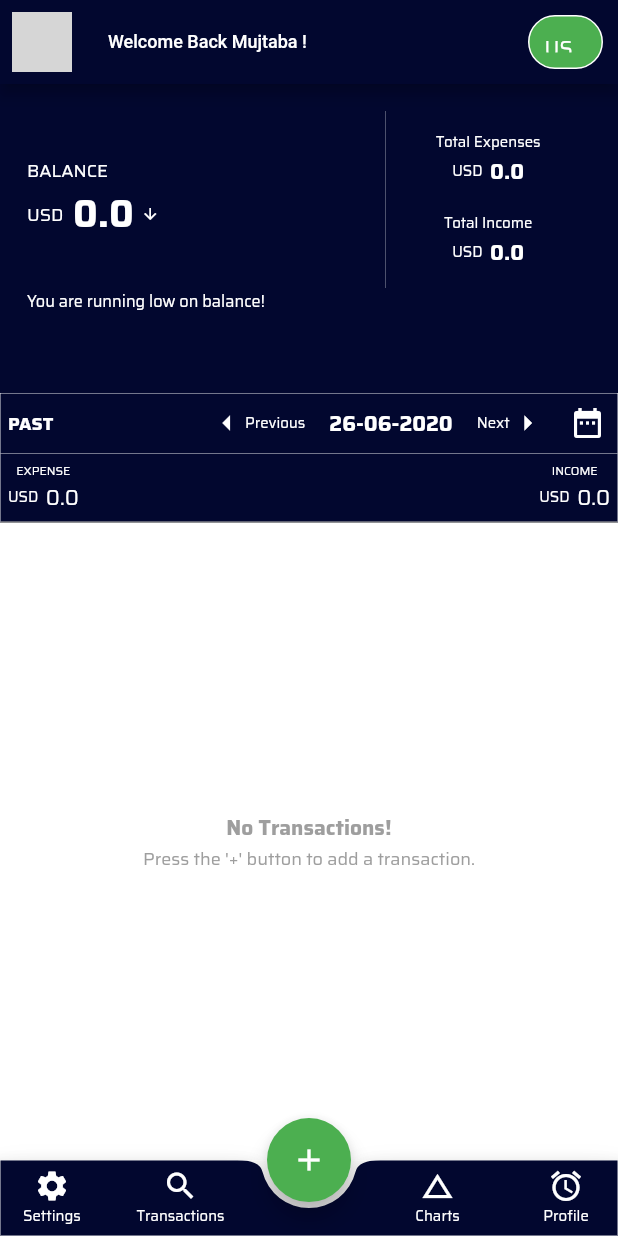
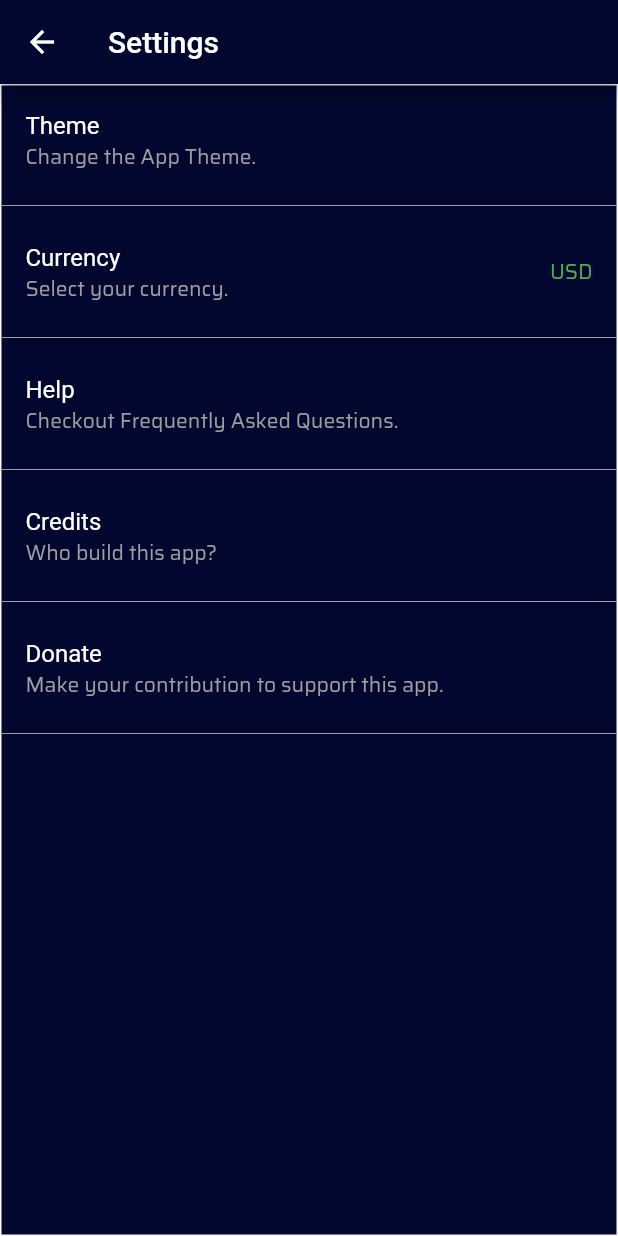
Before and after one commit to imujtaba8488/cmm, a Flutter app: the screen it shows after launch, after a tap on "Settings", on a phone screen of 412 x 824 dp. Run offline on Flutter 3.47's test engine with Material 2 defaults, Android fonts, the phone set to English and light mode, and no system bars; grey boxes are pictures that could not be loaded.

Commit message:
Added the Settings page

```diff
--- a/lib/src/components/bottom_nav_bar.dart
+++ b/lib/src/components/bottom_nav_bar.dart
@@ -1,6 +1,7 @@
 import 'package:flutter/material.dart';
 
 import '../pages/all_transactions_page.dart';
+import '../pages/settings_page.dart';
 
 class BottomNavBar extends StatelessWidget {
   @override
@@ -18,10 +19,34 @@ class BottomNavBar extends StatelessWidget {
         child: Row(
           mainAxisAlignment: MainAxisAlignment.spaceBetween,
           children: <Widget>[
-            _item(context,
-                icon: Icon(Icons.settings),
-                label: 'Settings',
-                onPressed: () {}),
+            _item(
+              context,
+              icon: Icon(Icons.settings),
+              label: 'Settings',
+              onPressed: () => Navigator.push(
+                context,
+                MaterialPageRoute(
+                  builder: (context) => SettingsPage(),
+                ),
+              ),
+            ),
+            _item(
+              context,
+              icon: Icon(Icons.access_alarm),
+              label: 'Profile',
+            ),
+
+            // Do not display an item in the center below the FAB.
+            _item(
+              context,
+              icon: null,
+            ),
+            _item(
+              context,
+              icon: Icon(Icons.change_history),
+              label: 'Charts',
+            ),
+
             _item(context, icon: Icon(Icons.search), label: 'Transactions',
                 onPressed: () {
               Navigator.push(
@@ -31,20 +56,6 @@ class BottomNavBar extends StatelessWidget {
                 ),
               );
             }),
-            _item(
-              context,
-              icon: null,
-            ),
-            _item(
-              context,
-              icon: Icon(Icons.change_history),
-              label: 'Charts',
-            ),
-            _item(
-              context,
-              icon: Icon(Icons.access_alarm),
-              label: 'Profile',
-            ),
           ],
         ),
       ),
--- a/lib/src/models/account.dart
+++ b/lib/src/models/account.dart
@@ -135,4 +135,26 @@ class Account {
 
     return xTransactions;
   }
+
+  /// Returns the list of transactions matching the searchValue with can either be the transaction amount or transaction description.
+  List<Transaction> searchedTransactions(String searchValue) {
+    List<Transaction> searchedTransactions = [];
+
+    // If the searchValue is empty searchTransactions contains all transactions, otherwise it contains the transactions matching the searchValue. Remember, however, that any changes to the searched transactions are also applied to all transactions, since, search transactions only returns a filtered copy of all transactions.
+
+    if (searchValue.trim().isEmpty) {
+      searchedTransactions = sortedTransactions;
+    } else {
+      // Search for either the transaction amount or by description.
+      searchedTransactions = sortedTransactions.where((transaction) {
+        return transaction.amount.toString().startsWith(searchValue.trim()) ||
+            transaction.description.startsWith(searchValue.trim()) ||
+            transaction.description
+                .toLowerCase()
+                .startsWith(searchValue.trim());
+      }).toList();
+    }
+
+    return searchedTransactions;
+  }
 }
--- a/lib/src/pages/all_transactions_page.dart
+++ b/lib/src/pages/all_transactions_page.dart
@@ -53,16 +53,31 @@ class _AllTransactionsPageState extends State<AllTransactionsPage> {
         builder: (context, appProvider, child) {
           return appProvider.account.sortedTransactions.length > 0
               ? Column(
+                  mainAxisSize: MainAxisSize.max,
                   children: <Widget>[
-                    _searchTextField(),
-                    Expanded(
+                    _searchField(),
+
+                    // Display a list of transactions matching the searchValue, otherwise display 'No Transaction matching' information.
+                    appProvider.account
+                                .searchedTransactions(_searchValue)
+                                .length >
+                            0
+                        ? Expanded(
                             child: Container(
                               margin: const EdgeInsets.all(1.0),
                               child: ListView.builder(
                                 itemBuilder: _buildList,
-                          itemCount: appProvider
+                                itemCount: appProvider.account
                                     .searchedTransactions(_searchValue)
                                     .length,
+                              ),
+                            ),
+                          )
+                        : Expanded(
+                            child: Center(
+                              child: Text(
+                                'No Transactions match the search criteria.',
+                                style: TextStyle(color: Colors.grey),
                               ),
                             ),
                           )
@@ -87,17 +102,17 @@ class _AllTransactionsPageState extends State<AllTransactionsPage> {
             index == 0
                 ? _dateSeperator(index, appProvider)
                 : areDatesEqual(
-                        appProvider
+                        appProvider.account
                             .searchedTransactions(_searchValue)[index]
                             .date,
-                        appProvider
+                        appProvider.account
                             .searchedTransactions(_searchValue)[index - 1]
                             .date)
                     ? Container()
                     : _dateSeperator(index, appProvider),
             TransactionListItem(
               transaction:
-                  appProvider.searchedTransactions(_searchValue)[index],
+                  appProvider.account.searchedTransactions(_searchValue)[index],
               notifyTransactionDeleted: _onItemDeleted,
             )
           ],
@@ -124,7 +139,7 @@ class _AllTransactionsPageState extends State<AllTransactionsPage> {
         children: <Widget>[
           Text(
             // '${DateFormat('dd-MM-yy').format(appProvider.account.sortedTransactions[index].date)}',
-            '${df.format(appProvider.searchedTransactions(_searchValue)[index].date)}',
+            '${df.format(appProvider.account.searchedTransactions(_searchValue)[index].date)}',
             style: TextStyle(
               color: Colors.blue,
               fontSize: 12,
@@ -148,7 +163,7 @@ class _AllTransactionsPageState extends State<AllTransactionsPage> {
     );
   }
 
-  Widget _searchTextField() {
+  Widget _searchField() {
     return Container(
       padding: EdgeInsets.all(5.0),
       margin: EdgeInsets.all(1.0),
--- /dev/null
+++ b/lib/src/pages/settings_page.dart
@@ -0,0 +1,168 @@
+import 'package:flutter/material.dart';
+import 'package:provider/provider.dart';
+
+import '../providers/app_provider.dart';
+import '../country_currency_chooser/currency_chooser_dialog.dart';
+
+class SettingsPage extends StatefulWidget {
+  @override
+  _SettingsPageState createState() => _SettingsPageState();
+}
+
+class _SettingsPageState extends State<SettingsPage> {
+  AppProvider appProvider;
+  Widget flag;
+
+  @override
+  void initState() {
+    super.initState();
+
+    appProvider = Provider.of<AppProvider>(context, listen: false);
+  }
+
+  @override
+  Widget build(BuildContext context) {
+    return Scaffold(
+      appBar: AppBar(
+        title: Text('Settings'),
+      ),
+      body: Container(
+        margin: EdgeInsets.all(1.0),
+        decoration: BoxDecoration(
+          color: Theme.of(context).backgroundColor,
+        ),
+        child: ListView(
+          children: <Widget>[
+            _theme(),
+            Divider(color: Colors.grey),
+            _curreny(),
+            Divider(color: Colors.grey),
+            _help(),
+            Divider(color: Colors.grey),
+            _credits(),
+            Divider(color: Colors.grey),
+            _donate(),
+            Divider(color: Colors.grey)
+          ],
+        ),
+      ),
+    );
+  }
+
+  Widget _theme() {
+    return ListTile(
+      title: Text(
+        'Theme',
+        style: TextStyle(
+          color: Colors.white,
+        ),
+      ),
+      subtitle: Text(
+        'Change the App Theme.',
+        style: TextStyle(
+          color: Colors.grey,
+        ),
+      ),
+    );
+  }
+
+  Widget _help() {
+    return ListTile(
+      title: Text(
+        'Help',
+        style: TextStyle(
+          color: Colors.white,
+        ),
+      ),
+      subtitle: Text(
+        'Checkout Frequently Asked Questions.',
+        style: TextStyle(
+          color: Colors.grey,
+        ),
+      ),
+    );
+  }
+
+  Widget _curreny() {
+    return Consumer<AppProvider>(
+      builder: (context, appProvider, child) {
+        return InkWell(
+          onTap: () => showDialog(
+            context: context,
+            builder: (context) => CurrencyChooserDialog(
+              backgroundColor: Theme.of(context).backgroundColor,
+              interfaceColor: Colors.white,
+              selectedCurrency: (fl, value) {
+                appProvider.currency = value;
+                setState(() {
+                  flag = fl;
+                });
+              },
+            ),
+          ),
+          child: ListTile(
+            title: Text(
+              'Currency',
+              style: TextStyle(
+                color: Colors.white,
+              ),
+            ),
+            subtitle: Text(
+              'Select your currency.',
+              style: TextStyle(
+                color: Colors.grey,
+              ),
+            ),
+            trailing: Row(
+              mainAxisSize: MainAxisSize.min,
+              children: <Widget>[
+                flag ?? Container(),
+                SizedBox(width: 5.0),
+                Text(
+                  appProvider.currency,
+                  style: TextStyle(
+                    color: Colors.green,
+                  ),
+                ),
+              ],
+            ),
+          ),
+        );
+      },
+    );
+  }
+
+  Widget _credits() {
+    return ListTile(
+      title: Text(
+        'Credits',
+        style: TextStyle(
+          color: Colors.white,
+        ),
+      ),
+      subtitle: Text(
+        'Who build this app?',
+        style: TextStyle(
+          color: Colors.grey,
+        ),
+      ),
+    );
+  }
+
+  Widget _donate() {
+    return ListTile(
+      title: Text(
+        'Donate',
+        style: TextStyle(
+          color: Colors.white,
+        ),
+      ),
+      subtitle: Text(
+        'Make your contribution to support this app.',
+        style: TextStyle(
+          color: Colors.grey,
+        ),
+      ),
+    );
+  }
+}
--- a/lib/src/providers/app_provider.dart
+++ b/lib/src/providers/app_provider.dart
@@ -59,26 +59,4 @@ class AppProvider extends ChangeNotifier {
   }
 
   String get currency => _currency;
-
-  /// Returns the list of transactions matching the searchValue with can either be the transaction amount or transaction description.
-  List<Transaction> searchedTransactions(String searchValue) {
-    List<Transaction> searchedTransactions = [];
-
-    // If the searchValue is empty searchTransactions contains all transactions, otherwise it contains the transactions matching the searchValue. Remember, however, that any changes to the searched transactions are also applied to all transactions, since, search transactions only returns a filtered copy of all transactions.
-
-    if (searchValue.trim().isEmpty) {
-      searchedTransactions = account.sortedTransactions;
-    } else {
-      // Search for either the transaction amount or by description.
-      searchedTransactions = account.sortedTransactions.where((transaction) {
-        return transaction.amount.toString().startsWith(searchValue.trim()) ||
-            transaction.description.startsWith(searchValue.trim()) ||
-            transaction.description
-                .toLowerCase()
-                .startsWith(searchValue.trim());
-      }).toList();
-    }
-
-    return searchedTransactions;
-  }
 }
```
Lines whose indentation alone changed are shown as unchanged.
